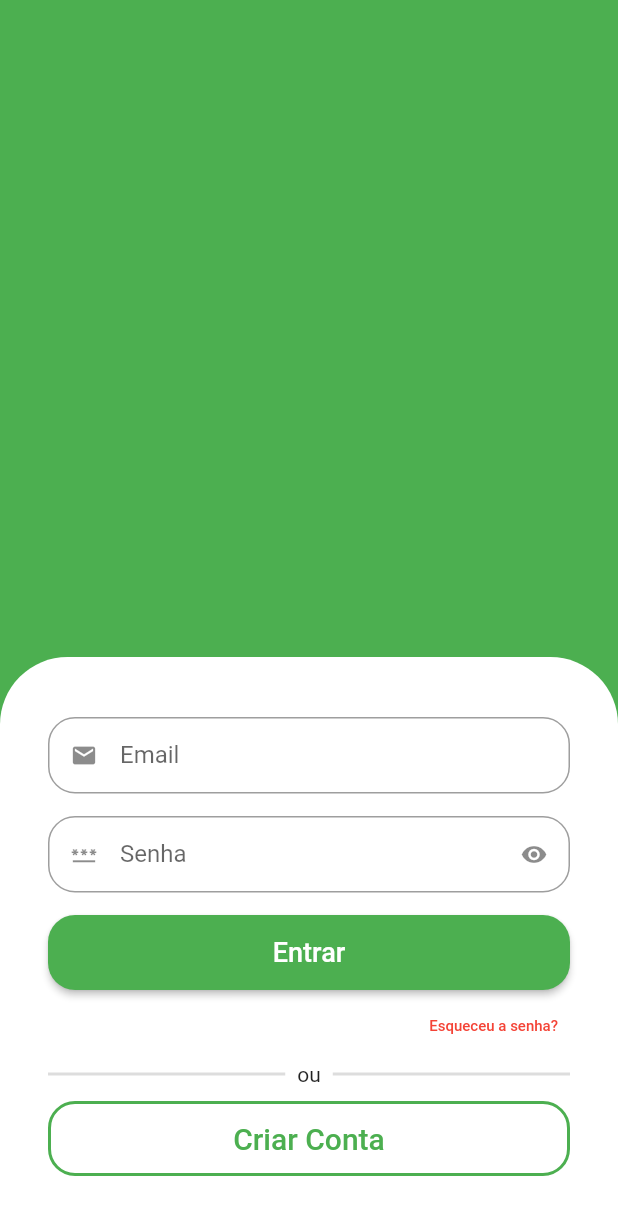
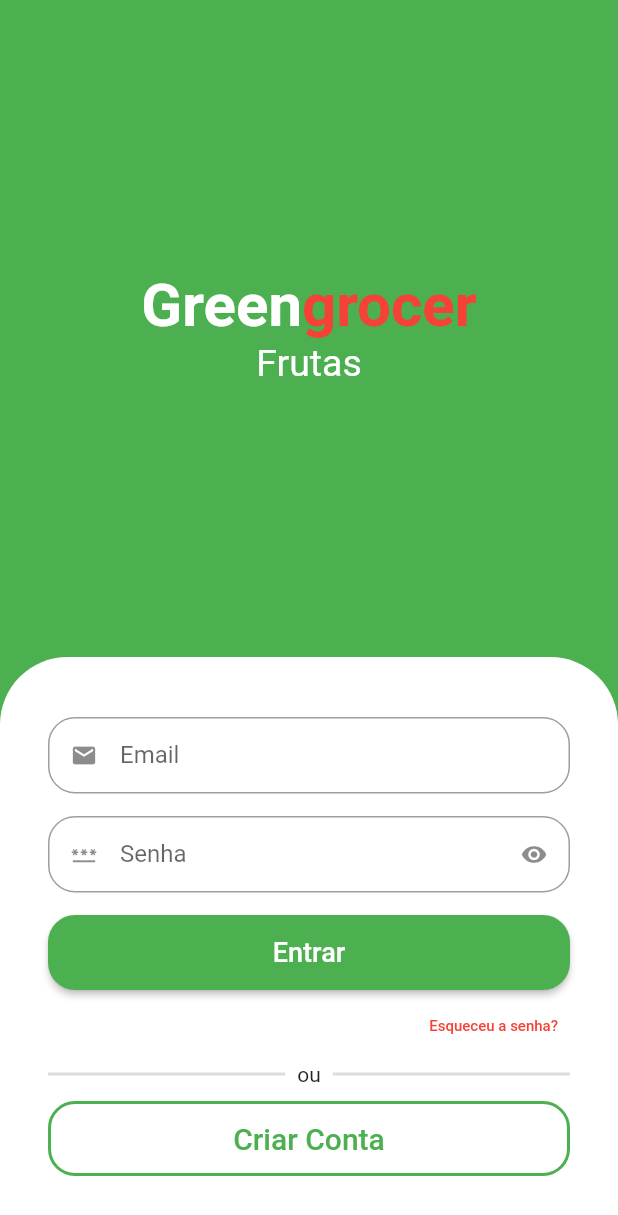
Before and after one commit to JackLopes/flutter_appquitanda, a Flutter app: the screen it shows after launch, on a phone screen of 412 x 824 dp. Shown: the top 1215 px of the screen. Run offline on Flutter 3.47's test engine with Material 2 defaults, Android fonts, the phone set to English and light mode, and no system bars; drawn by our look-alikes of animated_text_kit.

Commit message:
adicionando o nome do app e animação das categorias

```diff
--- a/lib/src/auth/sign_in_screen.dart
+++ b/lib/src/auth/sign_in_screen.dart
@@ -1,4 +1,5 @@
 import 'package:flutter/material.dart';
+import 'package:animated_text_kit/animated_text_kit.dart';
 
 import 'component/custom_text_field.dart';
 
@@ -12,8 +13,60 @@ class SignInScreen extends StatelessWidget {
       body: Column(
         children: [
           Expanded(
-            child: Container(
-              decoration: BoxDecoration(color: Colors.green),
+            child: Column(
+              mainAxisAlignment: MainAxisAlignment.center,
+              children: [
+                //Titulo do app, Tecnica para customizar frase
+               const Text.rich(
+                    TextSpan(
+                      style: TextStyle(
+                        fontSize: 40,
+                      ),
+                      children: [
+                        TextSpan(
+                          text: 'Green',
+                              style: TextStyle(
+                                color: Colors.white,
+                                fontWeight: FontWeight.bold,
+                              )
+                        ),
+                        TextSpan(
+                            text: 'grocer',
+                            style: TextStyle(
+                              color: Colors.red,
+                              fontWeight: FontWeight.bold,
+                            )
+                        ),
+                      ]
+
+                    )
+
+                ),
+              //Utilizado para predeterminar uma altura
+                SizedBox(
+                  height: 30,
+                  //Widget utilizado para formatar o array de textos
+                  child: DefaultTextStyle(
+                    style: const TextStyle( fontSize: 25),
+
+                   // Pacote instalado para animar texto
+                    child: AnimatedTextKit(
+                        pause: Duration.zero,
+                        repeatForever:true,
+                        animatedTexts: [
+
+                      FadeAnimatedText('Frutas'),
+                      FadeAnimatedText('Verduras'),
+                      FadeAnimatedText('Legumes'),
+                      FadeAnimatedText('Carnes'),
+                      FadeAnimatedText('Cereais'),
+                      FadeAnimatedText('Laticínios'),
+                    ]),
+                  ),
+                ),
+
+              ],
+
             ),
           ),
           Container(
--- a/pubspec.yaml
+++ b/pubspec.yaml
@@ -36,6 +36,7 @@ dependencies:
   # The following adds the Cupertino Icons font to your application.
   # Use with the CupertinoIcons class for iOS style icons.
   cupertino_icons: ^1.0.2
+  animated_text_kit: ^4.2.1
 
 dev_dependencies:
   flutter_test:
```
Also changed, not shown: pubspec.lock.
